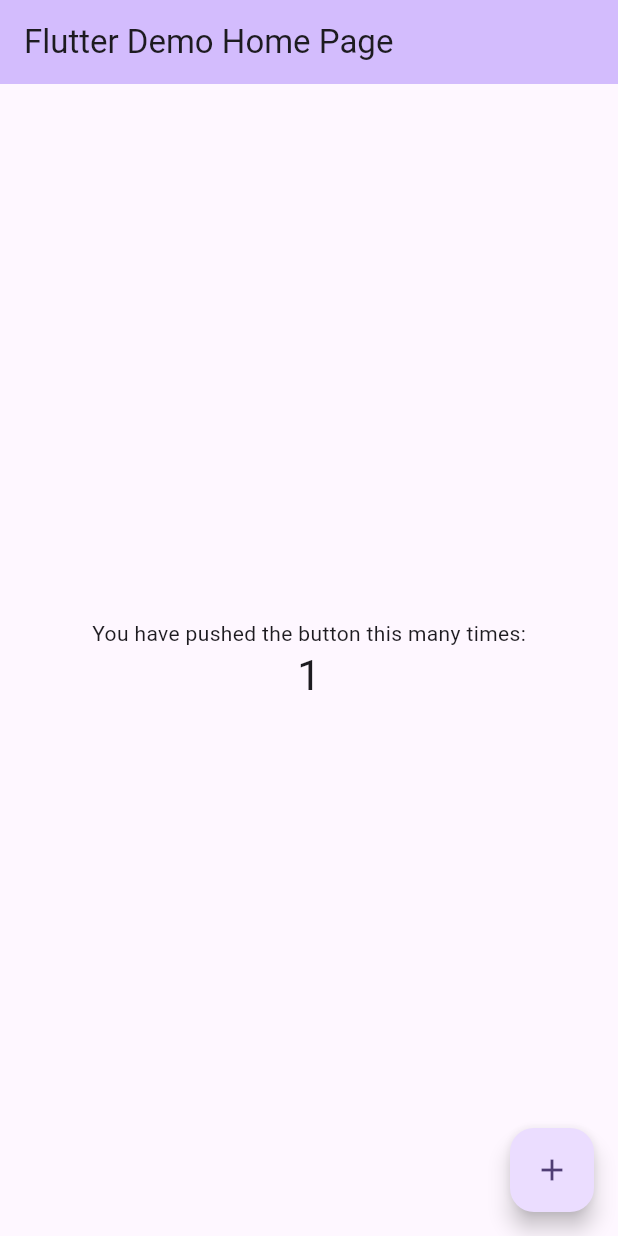
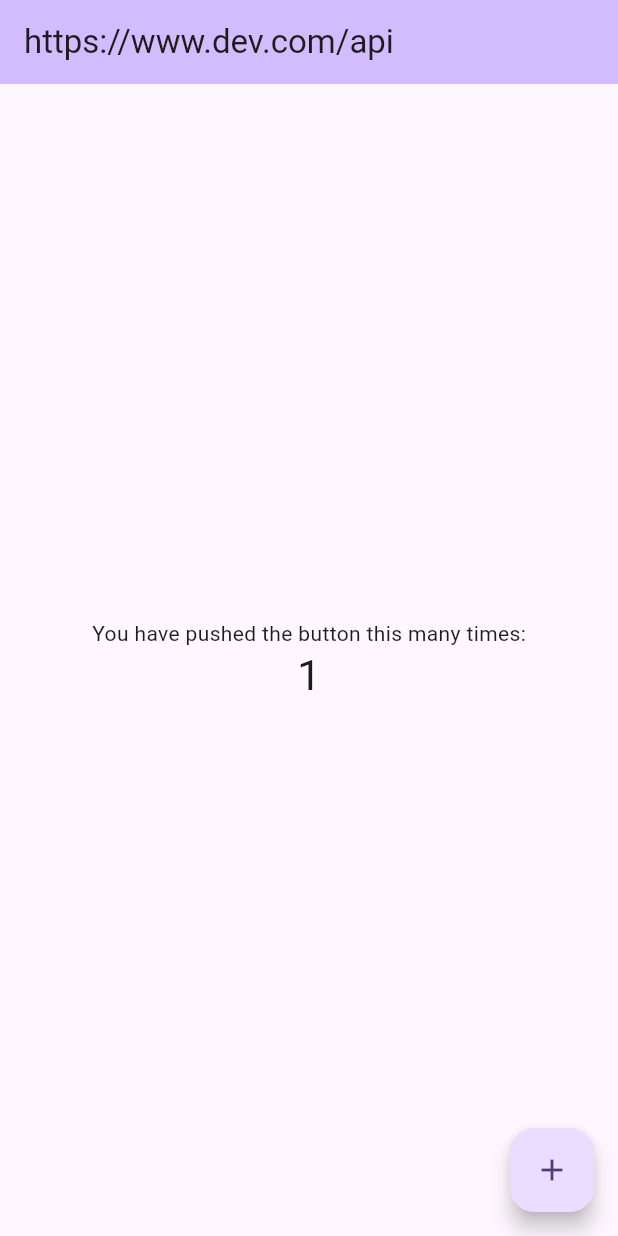
Before and after one commit to bullets-jyr/shoppi_app, a Flutter app: the screen it shows after launch, after a tap on the "add" icon, on a phone screen of 412 x 824 dp. Run offline on Flutter 3.47's test engine with Material 3 defaults, Android fonts, the phone set to English and light mode, and no system bars.

Commit message:
chore: Flavors setup

```diff
--- /dev/null
+++ b/lib/core/app_flavor/flavor_config.dart
@@ -0,0 +1,50 @@
+import 'package:flutter/material.dart';
+
+// Define an enum for every environment you want to create.
+enum Flavor { prod, staging, dev }
+
+// Add more values as needed.
+class FlavorValues {
+  final String apiBaseUrl;
+  final String appIcon;
+  final String appName;
+
+  FlavorValues({
+    required this.apiBaseUrl,
+    required this.appIcon,
+    required this.appName,
+  });
+}
+
+class FlavorConfig {
+  final Flavor flavor;
+  final String name;
+  final Color color;
+  final FlavorValues values;
+  static late FlavorConfig _instance;
+
+  factory FlavorConfig({
+    required Flavor flavor,
+    // Color is an optional value that will be used for the flavor banner.
+    // Flavor banner is one way to identify the environment you used.
+    // You can remove this line of code if you don't need it.
+    Color color = Colors.blue,
+    required FlavorValues values,
+  }) {
+    _instance = FlavorConfig._internal(flavor, flavor.name, color, values);
+    return _instance;
+  }
+
+  FlavorConfig._internal(this.flavor, this.name, this.color, this.values);
+
+  static FlavorConfig get instance {
+    return _instance;
+  }
+
+  // Method to check your current environment in your realtime code
+  static bool isDevelopment() => _instance.flavor == Flavor.dev;
+
+  static bool isStaging() => _instance.flavor == Flavor.staging;
+
+  static bool isProduction() => _instance.flavor == Flavor.prod;
+}
--- a/lib/main.dart
+++ b/lib/main.dart
@@ -1,6 +1,7 @@
 import 'package:flutter/material.dart';
+import 'package:shoppi_app/core/app_flavor/flavor_config.dart';
 
-void main() {
+void initializeApp() {
   runApp(const MyApp());
 }
 
@@ -11,7 +12,7 @@ class MyApp extends StatelessWidget {
   @override
   Widget build(BuildContext context) {
     return MaterialApp(
-      title: 'Flutter Demo',
+      title: FlavorConfig.instance.values.appName,
       theme: ThemeData(
         // This is the theme of your application.
         //
@@ -30,7 +31,7 @@ class MyApp extends StatelessWidget {
         // tested with just a hot reload.
         colorScheme: .fromSeed(seedColor: Colors.deepPurple),
       ),
-      home: const MyHomePage(title: 'Flutter Demo Home Page'),
+      home: MyHomePage(title: FlavorConfig.instance.values.apiBaseUrl),
     );
   }
 }
--- /dev/null
+++ b/lib/main_dev.dart
@@ -0,0 +1,16 @@
+import 'package:flutter/material.dart';
+import 'package:shoppi_app/core/app_flavor/flavor_config.dart';
+import 'package:shoppi_app/main.dart';
+
+void main() async {
+  FlavorConfig(
+    flavor: Flavor.dev,
+    values: FlavorValues(
+      apiBaseUrl: "https://www.dev.com/api",
+      appIcon: '',
+      appName: 'Shoppi [Dev]',
+    ),
+  );
+
+  initializeApp();
+}
--- /dev/null
+++ b/lib/main_prod.dart
@@ -0,0 +1,16 @@
+import 'package:flutter/material.dart';
+import 'package:shoppi_app/core/app_flavor/flavor_config.dart';
+import 'package:shoppi_app/main.dart';
+
+void main() async {
+  FlavorConfig(
+    flavor: Flavor.prod,
+    values: FlavorValues(
+      apiBaseUrl: "https://www.prod.com/api/",
+      appIcon: '',
+      appName: 'Shoppi',
+    ),
+  );
+
+  initializeApp();
+}
--- /dev/null
+++ b/lib/main_staging.dart
@@ -0,0 +1,16 @@
+import 'package:flutter/material.dart';
+import 'package:shoppi_app/core/app_flavor/flavor_config.dart';
+import 'package:shoppi_app/main.dart';
+
+void main() async {
+  FlavorConfig(
+    flavor: Flavor.staging,
+    values: FlavorValues(
+      apiBaseUrl: "https://www.staging.com/api",
+      appIcon: '',
+      appName: 'Shoppi [Staging]',
+    ),
+  );
+
+  initializeApp();
+}
```
Also changed, not shown: 3 other files.
